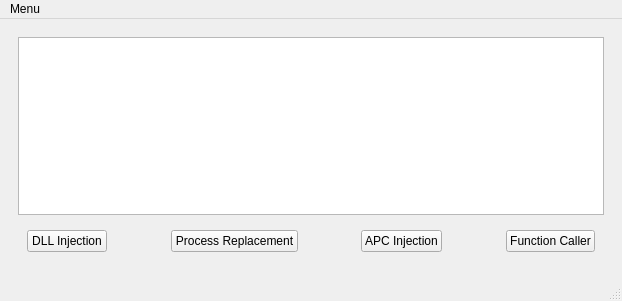
The window that mainwindow.ui (0xSh4dy/Kektron) describes before a commit, drawn with Qt 5.
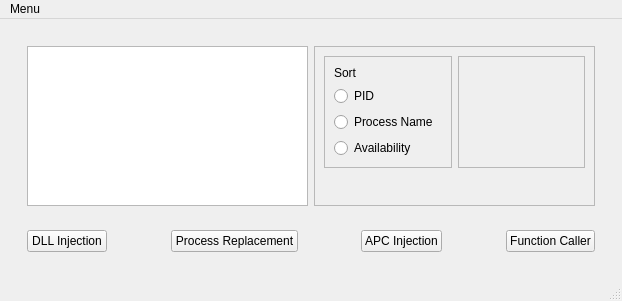
The same window after the commit.

Commit message: Added  ProcessDisplayManager class

```diff
--- a/mainwindow.ui
+++ b/mainwindow.ui
@@ -20,7 +20,114 @@
       <widget class="QWidget" name="page">
        <layout class="QVBoxLayout" name="verticalLayout_2">
         <item>
-         <widget class="QTableWidget" name="processTableWidget"/>
+         <widget class="QWidget" name="widget" native="true">
+          <property name="sizePolicy">
+           <sizepolicy hsizetype="MinimumExpanding" vsizetype="Preferred">
+            <horstretch>0</horstretch>
+            <verstretch>0</verstretch>
+           </sizepolicy>
+          </property>
+          <layout class="QGridLayout" name="gridLayout">
+           <item row="0" column="0">
+            <widget class="QTableWidget" name="processTableWidget">
+             <property name="sizePolicy">
+              <sizepolicy hsizetype="Minimum" vsizetype="Expanding">
+               <horstretch>0</horstretch>
+               <verstretch>0</verstretch>
+              </sizepolicy>
+             </property>
+            </widget>
+           </item>
+           <item row="0" column="1">
+            <widget class="QFrame" name="frame">
+             <property name="frameShape">
+              <enum>QFrame::StyledPanel</enum>
+             </property>
+             <property name="frameShadow">
+              <enum>QFrame::Raised</enum>
+             </property>
+             <layout class="QGridLayout" name="gridLayout_2">
+              <item row="0" column="1">
+               <widget class="QFrame" name="frame_3">
+                <property name="frameShape">
+                 <enum>QFrame::StyledPanel</enum>
+                </property>
+                <property name="frameShadow">
+                 <enum>QFrame::Raised</enum>
+                </property>
+               </widget>
+              </item>
+              <item row="2" column="0">
+               <widget class="QFrame" name="frame_4">
+                <property name="frameShape">
+                 <enum>QFrame::StyledPanel</enum>
+                </property>
+                <property name="frameShadow">
+                 <enum>QFrame::Raised</enum>
+                </property>
+               </widget>
+              </item>
+              <item row="0" column="0">
+               <widget class="QFrame" name="frame_2">
+                <property name="enabled">
+                 <bool>true</bool>
+                </property>
+                <property name="frameShape">
+                 <enum>QFrame::StyledPanel</enum>
+                </property>
+                <property name="frameShadow">
+                 <enum>QFrame::Raised</enum>
+                </property>
+                <layout class="QVBoxLayout" name="verticalLayout_3">
+                 <item>
+                  <widget class="QLabel" name="label">
+                   <property name="text">
+                    <string>Sort</string>
+                   </property>
+                  </widget>
+                 </item>
+                 <item>
+                  <widget class="QRadioButton" name="radioButton">
+                   <property name="text">
+                    <string>PID</string>
+                   </property>
+                  </widget>
+                 </item>
+                 <item>
+                  <widget class="QRadioButton" name="radioButton_2">
+                   <property name="text">
+                    <string>Process Name</string>
+                   </property>
+                  </widget>
+                 </item>
+                 <item>
+                  <widget class="QRadioButton" name="radioButton_3">
+                   <property name="text">
+                    <string>Availability</string>
+                   </property>
+                  </widget>
+                 </item>
+                </layout>
+               </widget>
+              </item>
+              <item row="1" column="0">
+               <spacer name="verticalSpacer">
+                <property name="orientation">
+                 <enum>Qt::Vertical</enum>
+                </property>
+                <property name="sizeHint" stdset="0">
+                 <size>
+                  <width>20</width>
+                  <height>40</height>
+                 </size>
+                </property>
+               </spacer>
+              </item>
+             </layout>
+            </widget>
+           </item>
+          </layout>
+         </widget>
         </item>
         <item>
          <widget class="QStackedWidget" name="stackedWidget_2">
```
The commit also changes 6 other files.
